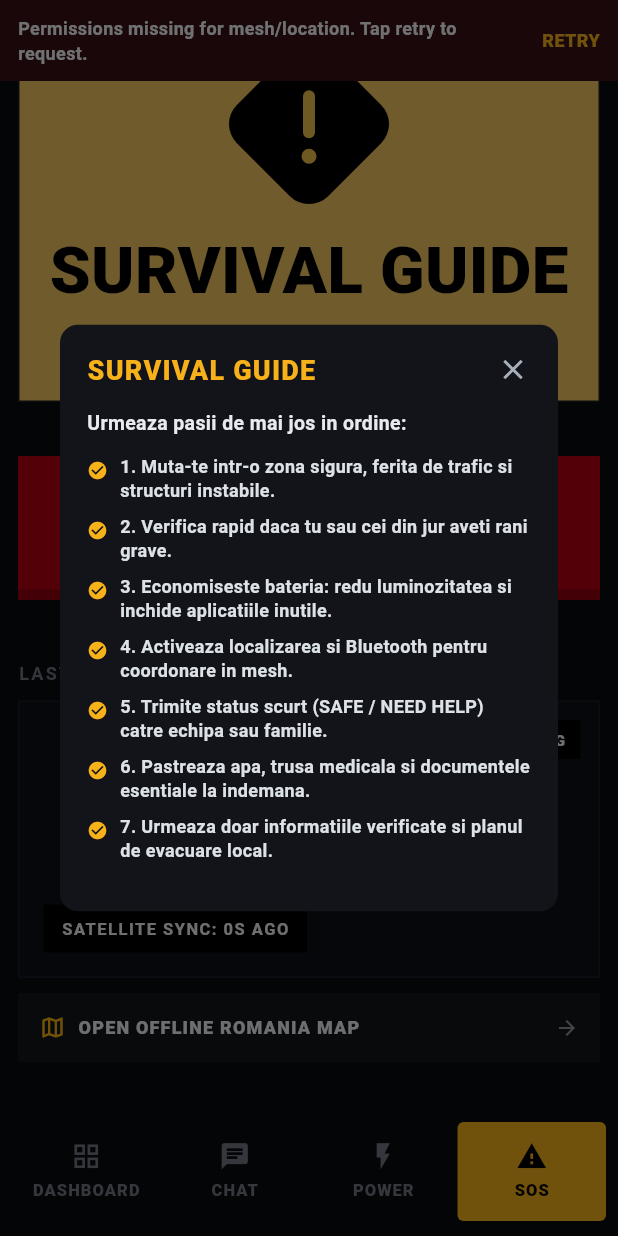
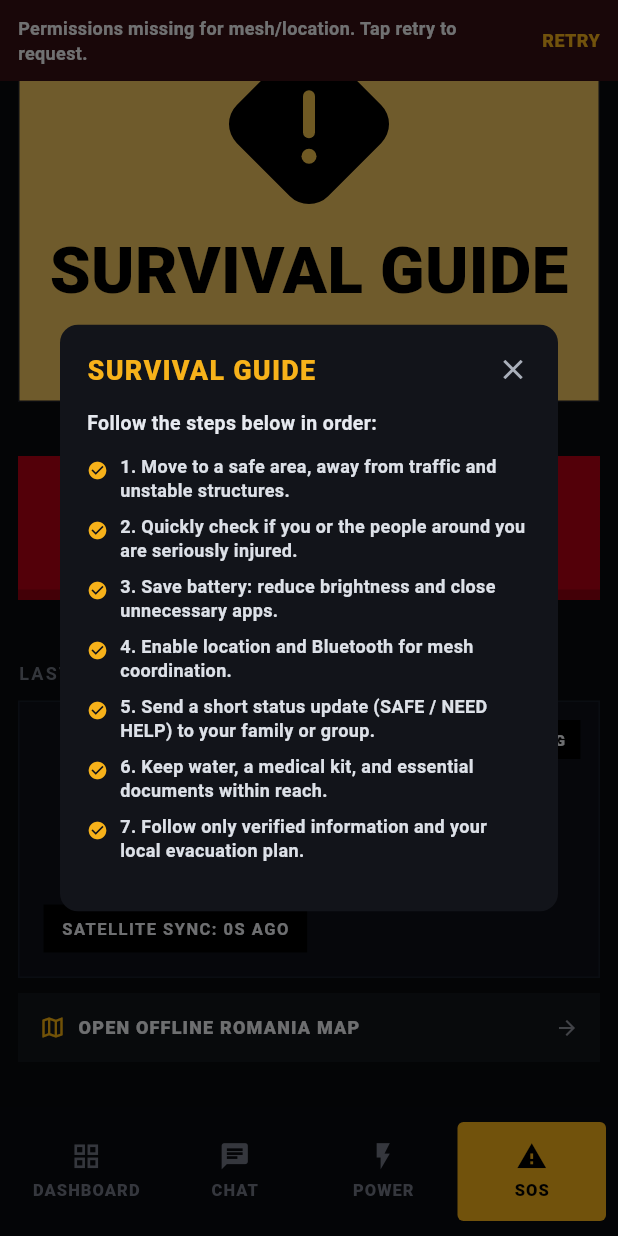
Before and after one commit to BalaurulBondoc771/aplicatiePOLI, a Flutter app: the SosPage screen opened by its route, scrolled down 412 dp, after a tap on "SURVIVAL GUIDE", on a phone screen of 412 x 824 dp. Run offline on Flutter 3.47's test engine with Material 3 defaults, Android fonts, the phone set to English and light mode, and no system bars; missing offline and left inert: maplibre_gl, sqlite3.

```diff
--- a/lib/features/offline_map/offline_map_dialog.dart
+++ b/lib/features/offline_map/offline_map_dialog.dart
@@ -8,7 +8,7 @@ Future<void> showOfflineMapDialog({
   double? latitude,
   double? longitude,
   bool showMyLocation = true,
-  String title = 'HARTA',
+  String title = 'MAP',
 }) {
   return showDialog<void>(
     context: context,
--- a/lib/features/offline_map/offline_vector_map_view_io.dart
+++ b/lib/features/offline_map/offline_vector_map_view_io.dart
@@ -214,7 +214,7 @@ class _OfflineVectorMapViewState extends State<OfflineVectorMapView> {
                   borderRadius: BorderRadius.circular(3),
                 ),
                 child: Text(
-                  'TOATE',
+                  'ALL',
                   style: TextStyle(
                     color: allEnabled
                         ? const Color(0xFFF7B21A)
@@ -470,7 +470,7 @@ class _OfflineVectorMapViewState extends State<OfflineVectorMapView> {
                           padding: const EdgeInsets.symmetric(horizontal: 12, vertical: 7),
                           color: const Color(0xCC000000),
                           child: const Text(
-                            'APASA PENTRU HARTA FULLSCREEN',
+                            'TAP FOR FULLSCREEN',
                             style: TextStyle(
                               color: Color(0xFFF7B21A),
                               fontSize: 10,
--- a/lib/features/offline_map/poi_categories.dart
+++ b/lib/features/offline_map/poi_categories.dart
@@ -54,7 +54,7 @@ const List<PoiCategory> kPoiCategories = [
   ),
   PoiCategory(
     id: 'food',
-    label: 'Mâncare',
+    label: 'Food',
     color: Color(0xFFF97316),
     iconData: Icons.fastfood,
     tagSnippets: [
@@ -88,7 +88,7 @@ const List<PoiCategory> kPoiCategories = [
   ),
   PoiCategory(
     id: 'shopping',
-    label: 'Cumpărături',
+    label: 'Stores',
     color: Color(0xFFA855F7),
     iconData: Icons.shopping_cart,
     tagSnippets: [
@@ -108,7 +108,7 @@ const List<PoiCategory> kPoiCategories = [
   ),
   PoiCategory(
     id: 'tourism',
-    label: 'Turism',
+    label: 'Tourism',
     color: Color(0xFF10B981),
     iconData: Icons.photo_camera,
     tagSnippets: [
@@ -130,7 +130,7 @@ const List<PoiCategory> kPoiCategories = [
   ),
   PoiCategory(
     id: 'education',
-    label: 'Educație',
+    label: 'Education',
     color: Color(0xFFF59E0B),
     iconData: Icons.school,
     tagSnippets: [
@@ -144,7 +144,7 @@ const List<PoiCategory> kPoiCategories = [
   ),
   PoiCategory(
     id: 'finance',
-    label: 'Finanțe',
+    label: 'Finance',
     color: Color(0xFF6366F1),
     iconData: Icons.account_balance,
     tagSnippets: [
@@ -155,7 +155,7 @@ const List<PoiCategory> kPoiCategories = [
   ),
   PoiCategory(
     id: 'emergency',
-    label: 'Urgențe',
+    label: 'Emergency',
     color: Color(0xFFDC2626),
     iconData: Icons.security,
     tagSnippets: [
@@ -168,7 +168,7 @@ const List<PoiCategory> kPoiCategories = [
   ),
   PoiCategory(
     id: 'religious',
-    label: 'Lăcașuri',
+    label: 'Religious',
     color: Color(0xFF92400E),
     iconData: Icons.place,
     tagSnippets: [
@@ -182,7 +182,7 @@ const List<PoiCategory> kPoiCategories = [
   ),
   PoiCategory(
     id: 'nature',
-    label: 'Natură',
+    label: 'Nature',
     color: Color(0xFF16A34A),
     iconData: Icons.terrain,
     tagSnippets: [
--- a/lib/permissions/permissions_controller.dart
+++ b/lib/permissions/permissions_controller.dart
@@ -68,6 +68,8 @@ class PermissionsController {
       bluetoothScan: permissions['android.permission.BLUETOOTH_SCAN'] ?? _state.bluetoothScan,
       bluetoothConnect:
           permissions['android.permission.BLUETOOTH_CONNECT'] ?? _state.bluetoothConnect,
+      bluetoothAdvertise:
+          permissions['android.permission.BLUETOOTH_ADVERTISE'] ?? 'not_required',
       fineLocation:
           permissions['android.permission.ACCESS_FINE_LOCATION'] ?? _state.fineLocation,
       microphone:
@@ -88,6 +90,7 @@ class PermissionsController {
     final bool missingCore =
         _state.bluetoothScan == 'denied' ||
         _state.bluetoothConnect == 'denied' ||
+        _state.bluetoothAdvertise == 'denied' ||
         _state.fineLocation == 'denied';
 
     if (missingCore) {
--- a/lib/permissions/permissions_state.dart
+++ b/lib/permissions/permissions_state.dart
@@ -2,6 +2,7 @@ class PermissionsState {
   const PermissionsState({
     required this.bluetoothScan,
     required this.bluetoothConnect,
+    required this.bluetoothAdvertise,
     required this.fineLocation,
     required this.microphone,
     required this.bluetoothEnabled,
@@ -12,6 +13,7 @@ class PermissionsState {
 
   final String bluetoothScan;
   final String bluetoothConnect;
+  final String bluetoothAdvertise;
   final String fineLocation;
   final String microphone;
   final bool bluetoothEnabled;
@@ -23,6 +25,7 @@ class PermissionsState {
     return const PermissionsState(
       bluetoothScan: 'denied',
       bluetoothConnect: 'denied',
+      bluetoothAdvertise: 'denied',
       fineLocation: 'denied',
       microphone: 'not_required',
       bluetoothEnabled: false,
@@ -34,10 +37,12 @@ class PermissionsState {
 
   bool get bluetoothScanGranted => bluetoothScan == 'granted' || bluetoothScan == 'not_required';
   bool get bluetoothConnectGranted => bluetoothConnect == 'granted' || bluetoothConnect == 'not_required';
+  bool get bluetoothAdvertiseGranted => bluetoothAdvertise == 'granted' || bluetoothAdvertise == 'not_required';
   bool get fineLocationGranted => fineLocation == 'granted';
   bool get microphoneGranted => microphone == 'granted' || microphone == 'not_required';
 
-  bool get meshPermissionsGranted => bluetoothScanGranted && bluetoothConnectGranted && fineLocationGranted;
+  bool get meshPermissionsGranted =>
+      bluetoothScanGranted && bluetoothConnectGranted && bluetoothAdvertiseGranted && fineLocationGranted;
   bool get canUseMeshActions => meshPermissionsGranted && bluetoothEnabled;
   bool get canUseLocationActions => fineLocationGranted && locationServiceEnabled;
   bool get canUseSosActions => canUseMeshActions && canUseLocationActions;
@@ -45,6 +50,7 @@ class PermissionsState {
   bool get permanentlyDeniedAny =>
       bluetoothScan == 'permanently_denied' ||
       bluetoothConnect == 'permanently_denied' ||
+      bluetoothAdvertise == 'permanently_denied' ||
       fineLocation == 'permanently_denied' ||
       microphone == 'permanently_denied';
 
@@ -70,6 +76,7 @@ class PermissionsState {
   PermissionsState copyWith({
     String? bluetoothScan,
     String? bluetoothConnect,
+    String? bluetoothAdvertise,
     String? fineLocation,
     String? microphone,
     bool? bluetoothEnabled,
@@ -81,6 +88,7 @@ class PermissionsState {
     return PermissionsState(
       bluetoothScan: bluetoothScan ?? this.bluetoothScan,
       bluetoothConnect: bluetoothConnect ?? this.bluetoothConnect,
+      bluetoothAdvertise: bluetoothAdvertise ?? this.bluetoothAdvertise,
       fineLocation: fineLocation ?? this.fineLocation,
       microphone: microphone ?? this.microphone,
       bluetoothEnabled: bluetoothEnabled ?? this.bluetoothEnabled,
--- a/lib/services/permissions_channel_service.dart
+++ b/lib/services/permissions_channel_service.dart
@@ -11,6 +11,7 @@ class PermissionsChannelService {
       'permissions': <String, String>{
         'android.permission.BLUETOOTH_SCAN': 'granted',
         'android.permission.BLUETOOTH_CONNECT': 'granted',
+        'android.permission.BLUETOOTH_ADVERTISE': 'granted',
         'android.permission.ACCESS_FINE_LOCATION': 'granted',
         'android.permission.RECORD_AUDIO': includeMicrophone ? 'granted' : 'not_required',
       },
--- a/lib/sos.dart
+++ b/lib/sos.dart
@@ -384,7 +384,7 @@ class _SosPageState extends State<SosPage> {
                     ),
                     const SizedBox(height: 12),
                     const Text(
-                      'Urmeaza pasii de mai jos in ordine:',
+                      'Follow the steps below in order:',
                       style: TextStyle(
                         color: Color(0xFFE7EAF0),
                         fontSize: 13,
@@ -392,13 +392,13 @@ class _SosPageState extends State<SosPage> {
                       ),
                     ),
                     const SizedBox(height: 12),
-                    _guideStep('1. Muta-te intr-o zona sigura, ferita de trafic si structuri instabile.'),
-                    _guideStep('2. Verifica rapid daca tu sau cei din jur aveti rani grave.'),
-                    _guideStep('3. Economiseste bateria: redu luminozitatea si inchide aplicatiile inutile.'),
-                    _guideStep('4. Activeaza localizarea si Bluetooth pentru coordonare in mesh.'),
-                    _guideStep('5. Trimite status scurt (SAFE / NEED HELP) catre echipa sau familie.'),
-                    _guideStep('6. Pastreaza apa, trusa medicala si documentele esentiale la indemana.'),
-                    _guideStep('7. Urmeaza doar informatiile verificate si planul de evacuare local.'),
+                    _guideStep('1. Move to a safe area, away from traffic and unstable structures.'),
+                    _guideStep('2. Quickly check if you or the people around you are seriously injured.'),
+                    _guideStep('3. Save battery: reduce brightness and close unnecessary apps.'),
+                    _guideStep('4. Enable location and Bluetooth for mesh coordination.'),
+                    _guideStep('5. Send a short status update (SAFE / NEED HELP) to your family or group.'),
+                    _guideStep('6. Keep water, a medical kit, and essential documents within reach.'),
+                    _guideStep('7. Follow only verified information and your local evacuation plan.'),
                     const SizedBox(height: 8),
                   ],
                 ),
```
Also changed, not shown: lib/chat.dart (+39 -16 lines), 6 other files.
